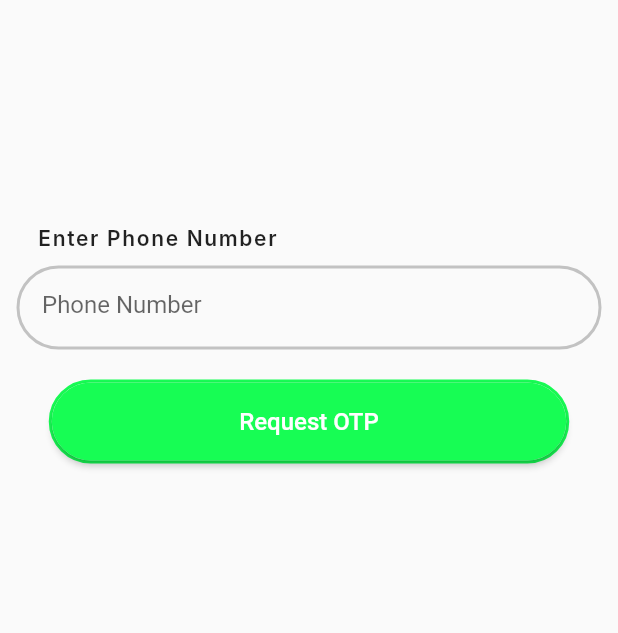
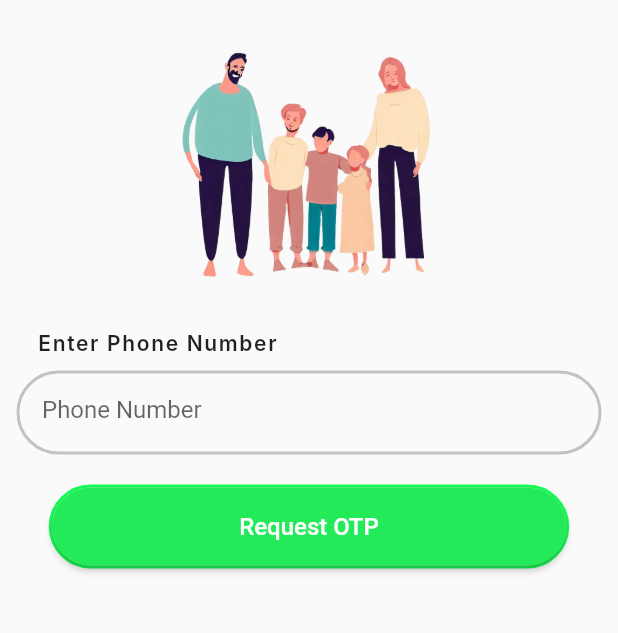
Before and after one commit to ENCRYPTIN/my_cube_app, a Flutter app: the screen it shows after launch, after a tap on "Register", on a phone screen of 412 x 824 dp, the part 201-834 px from its top. Run offline on Flutter 3.47's test engine with Material 2 defaults, Android fonts, the phone set to English and light mode, and no system bars; our stand-ins replace firebase_core, flutter_svg, pinput; accounts and stored records are empty; Roboto replaces fonts that are missing (Inter, Poppins).

Commit message:
added features

```diff
--- a/lib/main.dart
+++ b/lib/main.dart
@@ -5,25 +5,14 @@ import 'package:my_cube/homepage.dart';
 import 'package:my_cube/otp.dart';
 import 'package:my_cube/register_account.dart';
 import 'package:my_cube/request_otp.dart';
+import 'package:my_cube/welcome_screen.dart';
 import 'firebase_options.dart';
 import 'login.dart';
-import 'package:flutter_svg/flutter_svg.dart';
+
 
 
 void main() async{
-  runApp(MaterialApp(
-   // home: MyCube(),
-    initialRoute: '/',
-    routes: {
-  '/': (context) => MyCube(),
- // '/home': (context) => const HomePage(),
-  '/login': (context) => SignInPage2(),
-  '/register_account':(context)=>RegisterAccount(),
-   '/request_otp':(context)=>RequestOtp(),
-   '/otp':(context)=>Otp(),
-   '/homepage':(context)=>HomePage(),
-  },
-  ));
+  runApp(MyCube());
   await Firebase.initializeApp(
     options: DefaultFirebaseOptions.currentPlatform,
   );
@@ -33,88 +22,19 @@ class MyCube extends StatelessWidget{
   const MyCube ({Key? key}) : super(key: key);
 
   @override
-  Widget build(BuildContext context) {
-    return Scaffold(
-      body:Center(
-      child: Column(
-        mainAxisAlignment: MainAxisAlignment.center,
-        crossAxisAlignment: CrossAxisAlignment.center,
-        children: [
-          Container(
-    margin:  EdgeInsets.fromLTRB(9.0, 0.0, 0.0, 10.0),
-    padding: EdgeInsets.all(20),
-    child: Text(
-      'MY CUBE',
-    style:  TextStyle (
-    fontFamily: 'Poppins',
-    fontSize:  46,
-    fontWeight:  FontWeight.w700,
-    height:  1.5,
-    letterSpacing:  0.23,
-    color:  Color(0xff2d49dc),
-    ),
-     ),
-          ),
-    Container(
-      child: SvgPicture.asset('assets/images/Cube.svg'),
-      height: 180,
-      width: 180,
-    ),
-    Container(
-      width:  double.infinity,
-      height:  56,
-      margin: EdgeInsets.all(20),
-      decoration:  BoxDecoration (
-          color:  Color(0xff10fc44),
-          borderRadius:  BorderRadius.circular(100,)
-      ),
-      child: TextButton(
-       child: Text('Register',
-       style: TextStyle(
-         fontFamily: 'Poppins',
-         fontSize:  16,
-         fontWeight:  FontWeight.w700,
-         height:  1.2125,
-         letterSpacing:  0.08,
-         color:  Color(0xffffffff),
-       ),),
-       onPressed: () {
-         Navigator.pushNamed(context, '/request_otp');
-       },
-      ),
-    ),
-          Container(
-    width:  double.infinity,
-    height:  56,
-    margin: EdgeInsets.all(20),
-    decoration:  BoxDecoration (
-    color:  Color(0xff10fc44),
-    borderRadius:  BorderRadius.circular(100,)
-    ),
-    child:
-    Center(
-    child: TextButton(
-    onPressed: () {
-      Navigator.pushNamed(context, '/login');
-    },
-      child:
-    Text('Login ',
-    style: TextStyle (
-    fontFamily: 'Poppins',
-    fontSize:  16,
-    fontWeight:  FontWeight.w700,
-    height:  1.2125,
-    letterSpacing:  0.08,
-    color:  Color(0xffffffff),
-    ),
-    ),
-    ),
-    ),
-     ),
-        ],
-      )
-    )
+  Widget build(BuildContext context){
+    return MaterialApp(
+      // home: MyCube(),
+      initialRoute: '/',
+      routes: {
+        '/': (context) => WelcomeScreen(),
+        // '/home': (context) => const HomePage(),
+        '/login': (context) => SignInPage2(),
+        '/register_account':(context)=>RegisterAccount(),
+        '/request_otp':(context)=>RequestOtp(),
+        '/otp':(context)=>Otp(),
+        '/homepage':(context)=>HomePage(),
+      },
     );
-
   }
 }
--- a/lib/register_account.dart
+++ b/lib/register_account.dart
@@ -1,5 +1,4 @@
 import 'package:flutter/material.dart';
-import 'package:my_cube/main.dart';
 class RegisterAccount extends StatelessWidget {
   const RegisterAccount({Key? key}) : super(key: key);
 
--- a/lib/request_otp.dart
+++ b/lib/request_otp.dart
@@ -7,10 +7,13 @@ class RequestOtp extends StatefulWidget {
 }
 
 class _RequestOtpState extends State<RequestOtp> {
+  //TextEditingController _phonenumber=TextEditingController();
+  String username='';
   @override
   Widget build(BuildContext context) {
     return Scaffold(
-      body: Center(
+      body: ListView(
+        children: [Center(
             child: Column(
               children: [
                 Container(
@@ -39,8 +42,15 @@ class _RequestOtpState extends State<RequestOtp> {
                     ),
                   ),
                 ),
+                SizedBox(
+                  height: 200,
+                  width: 200,
+                  child: Image(
+                      image: const AssetImage('assets/images/Myproject.png'),
+                ),
+                ),
                 Container(
-                  margin: EdgeInsets.only(left: 10,top: 150),
+                    margin: EdgeInsets.only(left: 10,top: 20),
                     child: Align(
                       alignment: Alignment.centerLeft,
                       child: Padding(
@@ -68,6 +78,8 @@ class _RequestOtpState extends State<RequestOtp> {
                     ),
                   ),
                   child: TextField(
+                    //controller: _phonenumber,
+
                     textAlign: TextAlign.left,
                     decoration: InputDecoration(
                       border: InputBorder.none,
@@ -99,7 +111,7 @@ class _RequestOtpState extends State<RequestOtp> {
                       ),
                       padding: EdgeInsets.zero,
                       minimumSize: Size(347, 56),
-                    backgroundColor: Color(0xFF17FD54),
+                      backgroundColor: Color(0xFF22EA58),
                     ),
                     child: Text(
                       'Request OTP',
@@ -113,6 +125,7 @@ class _RequestOtpState extends State<RequestOtp> {
               ],
             )
         ),
+      ]),
     );
   }
 }
--- a/pubspec.yaml
+++ b/pubspec.yaml
@@ -38,6 +38,7 @@ dependencies:
   # Use with the CupertinoIcons class for iOS style icons.
   cupertino_icons: ^1.0.2
   firebase_core: ^2.11.0
+  pinput: ^2.2.31
 
 dev_dependencies:
   flutter_test:
@@ -64,7 +65,7 @@ flutter:
   # To add assets to your application, add an assets section, like this:
   assets:
      - assets/images/Cube.svg
-  #   - images/a_dot_ham.jpeg
+     - assets/images/Myproject.png
 
   # An image asset can refer to one or more resolution-specific "variants", see
   # https://flutter.dev/assets-and-images/#resolution-aware
```
Also changed, not shown: lib/otp.dart (+37 -23 lines), pubspec.lock. Lines whose indentation alone changed are shown as unchanged.
